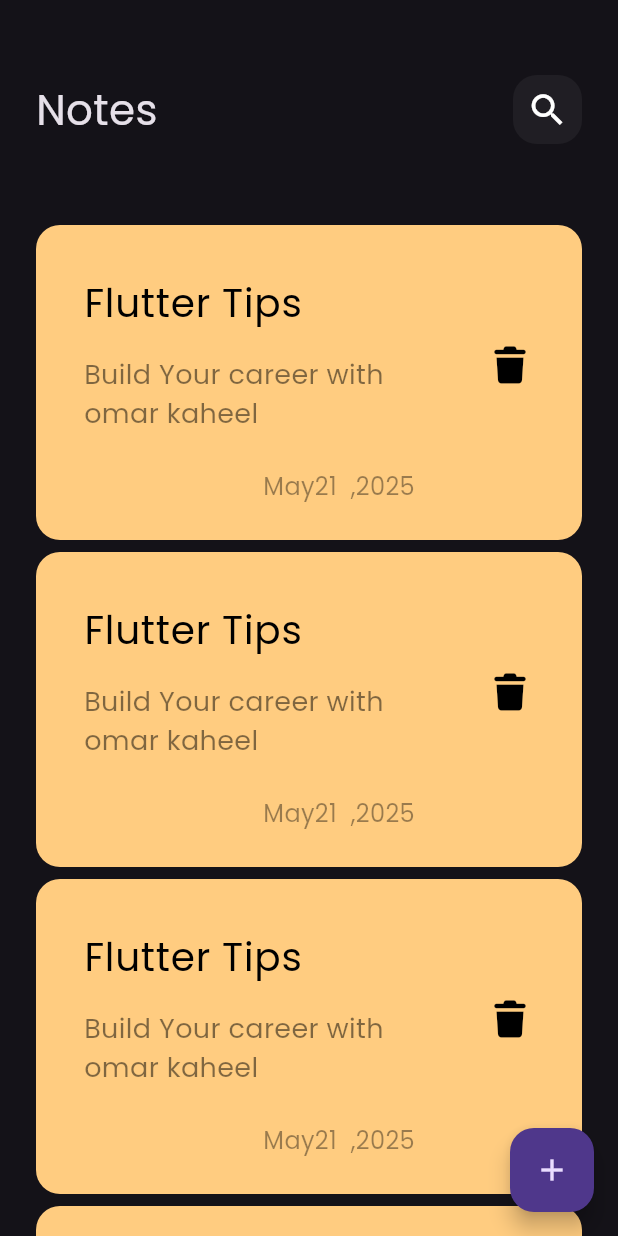
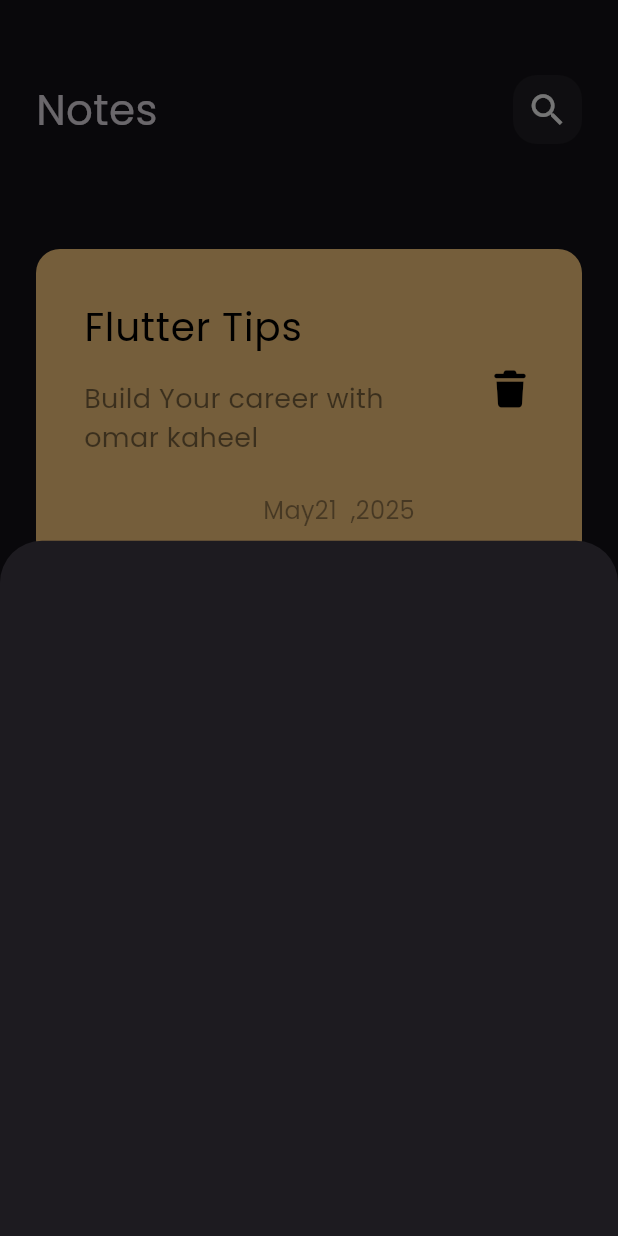
Before and after one commit to Omar-developer533/note_app, a Flutter app: the screen it shows after launch, after a tap on the "add" icon, on a phone screen of 412 x 824 dp. Run offline on Flutter 3.47's test engine with Material 3 defaults, Android fonts, the phone set to English and light mode, and no system bars; our stand-ins replace font_awesome_flutter.

Commit message:
show modal bottom sheet

```diff
--- a/lib/views/notes_view.dart
+++ b/lib/views/notes_view.dart
@@ -1,4 +1,5 @@
 import 'package:flutter/material.dart';
+import 'package:note_app/views/widgets/add_note_bottom_sheet.dart';
 import 'package:note_app/views/widgets/notes_view_body.dart';
 
 class NotesView extends StatelessWidget {
@@ -9,7 +10,14 @@ class NotesView extends StatelessWidget {
     return Scaffold(
       body: NotesViewBody(),
       floatingActionButton: FloatingActionButton(
-        onPressed: () {},
+        onPressed: () {
+          showModalBottomSheet(
+            context: context,
+            builder: (context) {
+              return const AddNoteBottomSheet();
+            },
+          );
+        },
         child: Icon(Icons.add),
       ),
     );
--- /dev/null
+++ b/lib/views/widgets/add_note_bottom_sheet.dart
@@ -0,0 +1,11 @@
+
+import 'package:flutter/material.dart';
+
+class AddNoteBottomSheet extends StatelessWidget {
+  const AddNoteBottomSheet({super.key});
+
+  @override
+  Widget build(BuildContext context) {
+    return Container();
+  }
+}
--- a/lib/views/widgets/note_list_view.dart
+++ b/lib/views/widgets/note_list_view.dart
@@ -7,6 +7,7 @@ class NotesListView extends StatelessWidget {
   @override
   Widget build(BuildContext context) {
     return ListView.builder(
+      padding: EdgeInsets.zero,
       itemBuilder: (context, index) {
         return Padding(
           padding: const EdgeInsets.symmetric(vertical: 4),
--- a/lib/views/widgets/notes_view_body.dart
+++ b/lib/views/widgets/notes_view_body.dart
@@ -16,7 +16,12 @@ class NotesViewBody extends StatelessWidget {
           SizedBox(height: 50),
           CustomAppBar(),
           SizedBox(height: 50),
-          Expanded(child: NotesListView()),
+          Expanded(
+            child: Padding(
+              padding: EdgeInsets.symmetric(vertical: 16),
+              child: NotesListView(),
+            ),
+          ),
         ],
       ),
     );
```
